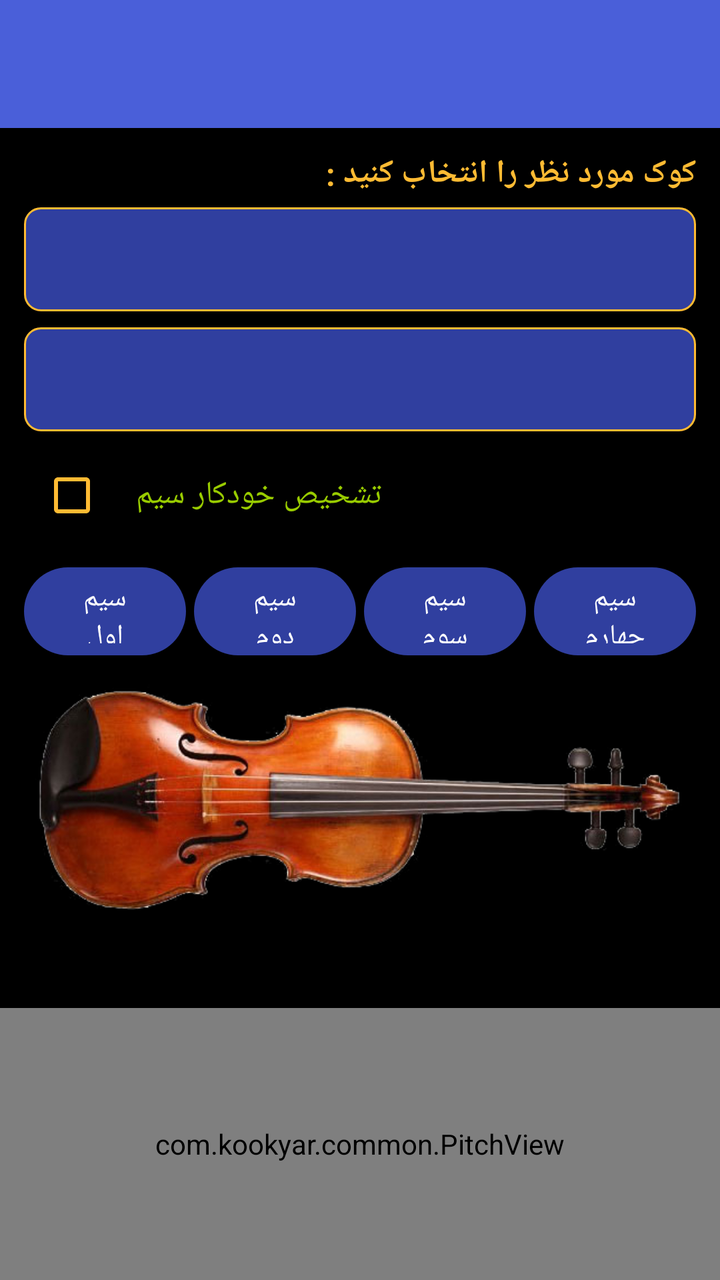
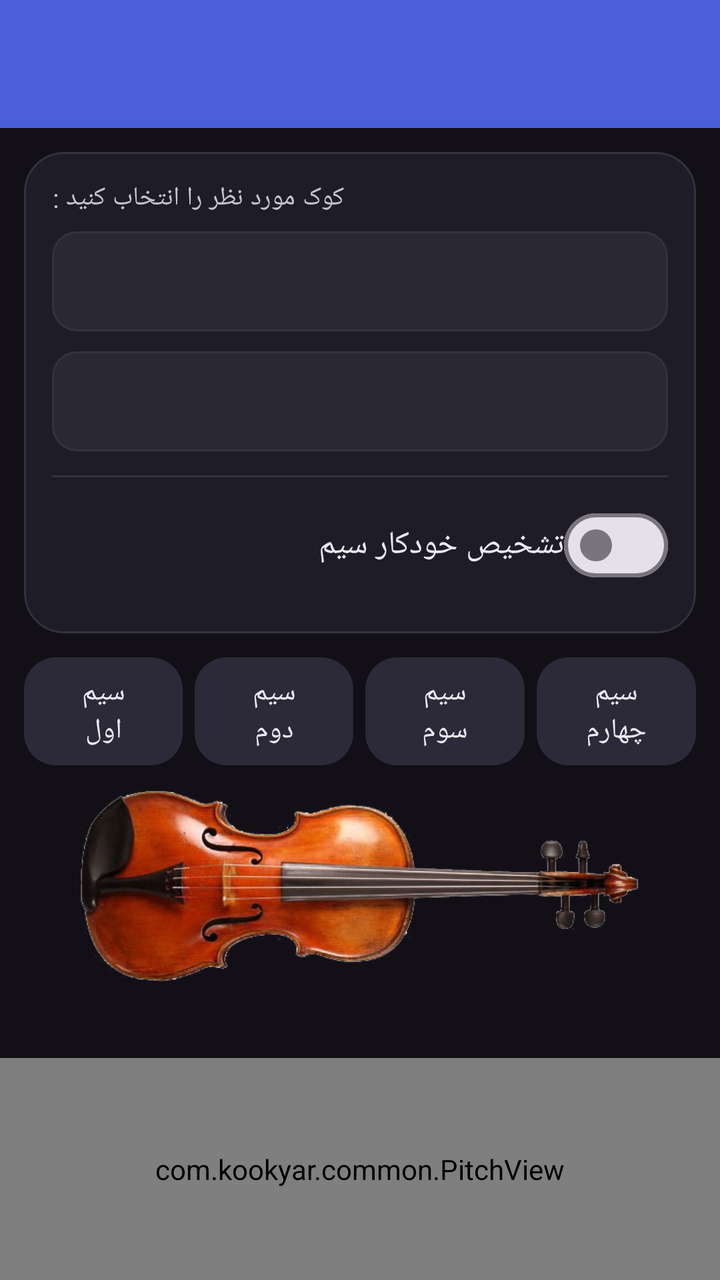

Before-and-after screenshots of an Android layout around one commit, followed by the original layout XML and the change that was made.
<!-- AndroidManifest.xml: application theme AppTheme -->
<!-- res/layout/activity_violin_tuner.xml -->
<?xml version="1.0" encoding="utf-8"?>

<LinearLayout xmlns:android="http://schemas.android.com/apk/res/android"
    xmlns:app="http://schemas.android.com/apk/res-auto"
    android:layout_width="match_parent"
    android:layout_height="match_parent"
    android:orientation="vertical"
    android:fitsSystemWindows="true"
    android:background="@color/backgroundColor">

    <include layout="@layout/app_bar" />

    <LinearLayout
        android:layout_width="match_parent"
        android:layout_height="wrap_content"
        android:orientation="vertical"
        android:padding="12dp">

        <TextView
            android:id="@+id/textView1"
            android:layout_width="match_parent"
            android:layout_height="wrap_content"
            android:text="@string/kook_select"
            android:textColor="@color/accentColor"
            android:textSize="16sp"
            android:textStyle="bold"
            android:layout_marginBottom="6dp" />

        <Spinner
            android:id="@+id/kookSpiner"
            android:layout_width="match_parent"
            android:layout_height="52dp"
            android:layout_marginBottom="8dp"
            android:background="@drawable/spinner_background"
            android:popupBackground="@color/dropdownBackground"
            android:spinnerMode="dropdown" />

        <Spinner
            android:id="@+id/spinnerKookChange"
            android:layout_width="match_parent"
            android:layout_height="52dp"
            android:layout_marginBottom="8dp"
            android:background="@drawable/spinner_background"
            android:popupBackground="@color/dropdownBackground"
            android:spinnerMode="dropdown" />

        <LinearLayout
            android:id="@+id/tuning"
            android:layout_width="match_parent"
            android:layout_height="wrap_content"
            android:orientation="horizontal"
            android:gravity="center_vertical"
            android:layout_marginBottom="8dp">

            <CheckBox
                android:id="@+id/checkBox_tuning"
                android:layout_width="wrap_content"
                android:layout_height="wrap_content"
                android:checked="false"
                android:clickable="false"
                android:buttonTint="@color/accentColor" />

            <TextView
                android:layout_width="wrap_content"
                android:layout_height="wrap_content"
                android:layout_marginStart="8dp"
                android:text="@string/tuning"
                android:textColor="@color/green"
                android:textSize="16sp" />
        </LinearLayout>

        <LinearLayout
            android:layout_width="match_parent"
            android:layout_height="wrap_content"
            android:orientation="horizontal"
            android:gravity="center"
            android:layout_marginBottom="8dp">

            <com.google.android.material.button.MaterialButton
                android:id="@+id/kamancheh_1"
                style="@style/Widget.Material3.Button.TonalButton"
                android:layout_width="0dp"
                android:layout_height="52dp"
                android:layout_weight="1"
                android:layout_marginEnd="4dp"
                android:text="@string/sim_1"
                android:textSize="14sp"
                android:textColor="@color/white"
                app:backgroundTint="@color/primaryColorDark" />

            <com.google.android.material.button.MaterialButton
                android:id="@+id/kamancheh_2"
                style="@style/Widget.Material3.Button.TonalButton"
                android:layout_width="0dp"
                android:layout_height="52dp"
                android:layout_weight="1"
                android:layout_marginEnd="4dp"
                android:text="@string/sim_2"
                android:textSize="14sp"
                android:textColor="@color/white"
                app:backgroundTint="@color/primaryColorDark" />

            <com.google.android.material.button.MaterialButton
                android:id="@+id/kamancheh_3"
                style="@style/Widget.Material3.Button.TonalButton"
                android:layout_width="0dp"
                android:layout_height="52dp"
                android:layout_weight="1"
                android:layout_marginEnd="4dp"
                android:text="@string/sim_3"
                android:textSize="14sp"
                android:textColor="@color/white"
                app:backgroundTint="@color/primaryColorDark" />

            <com.google.android.material.button.MaterialButton
                android:id="@+id/kamancheh_4"
                style="@style/Widget.Material3.Button.TonalButton"
                android:layout_width="0dp"
                android:layout_height="52dp"
                android:layout_weight="1"
                android:text="@string/sim_4"
                android:textSize="14sp"
                android:textColor="@color/white"
                app:backgroundTint="@color/primaryColorDark" />
        </LinearLayout>

        <ImageView
            android:id="@+id/ivkamancheh"
            android:layout_width="match_parent"
            android:layout_height="120dp"
            android:scaleType="fitCenter"
            android:src="@drawable/violin" />
    </LinearLayout>

    <TextView
        android:id="@+id/pitch_label"
        android:layout_width="match_parent"
        android:layout_height="wrap_content"
        android:gravity="center"
        android:paddingTop="4dp"
        android:paddingBottom="4dp"
        android:text=""
        android:textSize="18sp"
        android:textStyle="bold"
        android:textColor="@color/accentColor" />

    <com.kookyar.common.PitchView
        android:id="@+id/pitch_view"
        android:layout_width="match_parent"
        android:layout_height="0dp"
        android:layout_weight="1" />

</LinearLayout>
<!-- res/layout/app_bar.xml (included above) -->
<?xml version="1.0" encoding="utf-8"?>

<androidx.appcompat.widget.Toolbar xmlns:android="http://schemas.android.com/apk/res/android"
    xmlns:app="http://schemas.android.com/apk/res-auto"
    android:id="@+id/app_bar"
    android:layout_width="match_parent"
    android:layout_height="?attr/actionBarSize"
    android:background="@color/primaryColor"
    app:theme="@style/customeToolbar"
    app:popupTheme="@style/ThemeOverlay.AppCompat.Light" />
<!-- resources referenced by this layout -->
<resources>
  <item name="accentColor" type="color">#FFFFBB33</item>
  <item name="backgroundColor" type="color">#000</item>
  <item name="dropdownBackground" type="color">#FF263238</item>
  <item name="green" type="color">#FF99CC00</item>
  <item name="primaryColor" type="color">#FF4A5FD9</item>
  <item name="primaryColorDark" type="color">#FF303F9F</item>
  <item name="white" type="color">#FFFFFFFF</item>
  <!-- drawable spinner_background (drawable) -->
  <?xml version="1.0" encoding="utf-8"?>
  
  <shape xmlns:android="http://schemas.android.com/apk/res/android"
      android:shape="rectangle">
      <solid android:color="@color/primaryColorDark" />
      <corners android:radius="8dp" />
      <stroke
          android:width="1dp"
          android:color="@color/accentColor" />
      <padding
          android:left="12dp"
          android:top="8dp"
          android:right="12dp"
          android:bottom="8dp" />
  </shape>
  <!-- drawable violin: png bitmap (drawable, 116702 bytes) -->
  <string name="kook_select">کوک مورد نظر را انتخاب کنید :</string>
  <string name="sim_1">سیم اول</string>
  <string name="sim_2">سیم دوم</string>
  <string name="sim_3">سیم سوم</string>
  <string name="sim_4">سیم چهارم</string>
  <string name="tuning">تشخیص خودکار سیم</string>
  <style name="customeToolbar" parent="ThemeOverlay.AppCompat.Dark.ActionBar">
          <item name="android:textColorPrimary">@android:color/white</item>
          <item name="android:textColorSecondary">@android:color/white</item>
      </style>
  <style name="AppTheme" parent="Theme.Material3.DayNight.NoActionBar">
          <item name="colorPrimary">@color/primaryColor</item>
          <item name="colorPrimaryDark">@color/primaryColorDark</item>
          <item name="colorAccent">@color/accentColor</item>
          <item name="materialButtonStyle">@style/Widget.App.Button</item>
          <item name="buttonStyle">@style/Widget.App.Button.Legacy</item>
      </style>
  <style name="Widget.App.Button" parent="Widget.Material3.Button">
          <item name="backgroundTint">@null</item>
      </style>
  <style name="Widget.App.Button.Legacy" parent="android:Widget.Button">
          <item name="android:backgroundTint">@null</item>
      </style>
</resources>

<!-- the commit's change to res/layout/activity_violin_tuner.xml (unified diff, before → after) -->
@@ -6,7 +6,7 @@
     android:layout_height="match_parent"
     android:orientation="vertical"
     android:fitsSystemWindows="true"
-    android:background="@color/backgroundColor">
+    android:background="@color/surfaceColor">
 
     <include layout="@layout/app_bar" />
 
@@ -14,120 +14,158 @@
         android:layout_width="match_parent"
         android:layout_height="wrap_content"
         android:orientation="vertical"
-        android:padding="12dp">
-
-        <TextView
-            android:id="@+id/textView1"
+        android:paddingStart="12dp"
+        android:paddingEnd="12dp"
+        android:paddingTop="12dp">
+
+        <com.google.android.material.card.MaterialCardView
             android:layout_width="match_parent"
             android:layout_height="wrap_content"
-            android:text="@string/kook_select"
-            android:textColor="@color/accentColor"
-            android:textSize="16sp"
-            android:textStyle="bold"
-            android:layout_marginBottom="6dp" />
-
-        <Spinner
-            android:id="@+id/kookSpiner"
-            android:layout_width="match_parent"
-            android:layout_height="52dp"
-            android:layout_marginBottom="8dp"
-            android:background="@drawable/spinner_background"
-            android:popupBackground="@color/dropdownBackground"
-            android:spinnerMode="dropdown" />
-
-        <Spinner
-            android:id="@+id/spinnerKookChange"
-            android:layout_width="match_parent"
-            android:layout_height="52dp"
-            android:layout_marginBottom="8dp"
-            android:background="@drawable/spinner_background"
-            android:popupBackground="@color/dropdownBackground"
-            android:spinnerMode="dropdown" />
-
-        <LinearLayout
-            android:id="@+id/tuning"
-            android:layout_width="match_parent"
-            android:layout_height="wrap_content"
-            android:orientation="horizontal"
-            android:gravity="center_vertical"
-            android:layout_marginBottom="8dp">
-
-            <CheckBox
-                android:id="@+id/checkBox_tuning"
-                android:layout_width="wrap_content"
+            app:cardBackgroundColor="@color/cardColor"
+            app:cardCornerRadius="20dp"
+            app:cardElevation="0dp"
+            app:strokeColor="@color/cardStroke"
+            app:strokeWidth="1dp">
+
+            <LinearLayout
+                android:layout_width="match_parent"
                 android:layout_height="wrap_content"
-                android:checked="false"
-                android:clickable="false"
-                android:buttonTint="@color/accentColor" />
-
-            <TextView
-                android:layout_width="wrap_content"
-                android:layout_height="wrap_content"
-                android:layout_marginStart="8dp"
-                android:text="@string/tuning"
-                android:textColor="@color/green"
-                android:textSize="16sp" />
-        </LinearLayout>
+                android:orientation="vertical"
+                android:padding="14dp">
+
+                <TextView
+                    android:layout_width="wrap_content"
+                    android:layout_height="wrap_content"
+                    android:text="@string/kook_select"
+                    android:textColor="@color/onSurfaceVariant"
+                    android:textSize="13sp"
+                    android:letterSpacing="0.02"
+                    android:layout_marginBottom="8dp" />
+
+                <Spinner
+                    android:id="@+id/kookSpiner"
+                    android:layout_width="match_parent"
+                    android:layout_height="50dp"
+                    android:layout_marginBottom="10dp"
+                    android:background="@drawable/spinner_background"
+                    android:popupBackground="@color/dropdownBackground"
+                    android:spinnerMode="dropdown" />
+
+                <Spinner
+                    android:id="@+id/spinnerKookChange"
+                    android:layout_width="match_parent"
+                    android:layout_height="50dp"
+                    android:background="@drawable/spinner_background"
+                    android:popupBackground="@color/dropdownBackground"
+                    android:spinnerMode="dropdown" />
+
+                <View
+                    android:layout_width="match_parent"
+                    android:layout_height="1dp"
+                    android:layout_marginTop="12dp"
+                    android:layout_marginBottom="4dp"
+                    android:background="@color/cardStroke" />
+
+                <LinearLayout
+                    android:id="@+id/tuning"
+                    android:layout_width="match_parent"
+                    android:layout_height="wrap_content"
+                    android:orientation="horizontal"
+                    android:gravity="center_vertical"
+                    android:background="?attr/selectableItemBackground"
+                    android:paddingTop="6dp"
+                    android:paddingBottom="6dp">
+
+                    <TextView
+                        android:layout_width="0dp"
+                        android:layout_height="wrap_content"
+                        android:layout_weight="1"
+                        android:text="@string/tuning"
+                        android:textColor="@color/onSurface"
+                        android:textSize="16sp" />
+
+                    <com.google.android.material.materialswitch.MaterialSwitch
+                        android:id="@+id/checkBox_tuning"
+                        android:layout_width="wrap_content"
+                        android:layout_height="wrap_content"
+                        android:checked="false"
+                        android:clickable="false" />
+                </LinearLayout>
+            </LinearLayout>
+        </com.google.android.material.card.MaterialCardView>
 
         <LinearLayout
             android:layout_width="match_parent"
             android:layout_height="wrap_content"
             android:orientation="horizontal"
             android:gravity="center"
-            android:layout_marginBottom="8dp">
+            android:layout_marginTop="12dp">
 
             <com.google.android.material.button.MaterialButton
                 android:id="@+id/kamancheh_1"
                 style="@style/Widget.Material3.Button.TonalButton"
                 android:layout_width="0dp"
-                android:layout_height="52dp"
-                android:layout_weight="1"
-                android:layout_marginEnd="4dp"
+                android:layout_height="54dp"
+                android:layout_weight="1"
+                android:layout_marginEnd="6dp"
+                android:insetTop="0dp"
+                android:insetBottom="0dp"
                 android:text="@string/sim_1"
                 android:textSize="14sp"
-                android:textColor="@color/white"
-                app:backgroundTint="@color/primaryColorDark" />
+                android:textColor="@color/onSurface"
+                app:cornerRadius="16dp"
+                app:backgroundTint="@color/stringDefault" />
 
             <com.google.android.material.button.MaterialButton
                 android:id="@+id/kamancheh_2"
                 style="@style/Widget.Material3.Button.TonalButton"
                 android:layout_width="0dp"
-                android:layout_height="52dp"
-                android:layout_weight="1"
-                android:layout_marginEnd="4dp"
+                android:layout_height="54dp"
+                android:layout_weight="1"
+                android:layout_marginEnd="6dp"
+                android:insetTop="0dp"
+                android:insetBottom="0dp"
                 android:text="@string/sim_2"
                 android:textSize="14sp"
-                android:textColor="@color/white"
-                app:backgroundTint="@color/primaryColorDark" />
+                android:textColor="@color/onSurface"
+                app:cornerRadius="16dp"
+                app:backgroundTint="@color/stringDefault" />
 
             <com.google.android.material.button.MaterialButton
                 android:id="@+id/kamancheh_3"
                 style="@style/Widget.Material3.Button.TonalButton"
                 android:layout_width="0dp"
-                android:layout_height="52dp"
-                android:layout_weight="1"
-                android:layout_marginEnd="4dp"
+                android:layout_height="54dp"
+                android:layout_weight="1"
+                android:layout_marginEnd="6dp"
+                android:insetTop="0dp"
+                android:insetBottom="0dp"
                 android:text="@string/sim_3"
                 android:textSize="14sp"
-                android:textColor="@color/white"
-                app:backgroundTint="@color/primaryColorDark" />
+                android:textColor="@color/onSurface"
+                app:cornerRadius="16dp"
+                app:backgroundTint="@color/stringDefault" />
 
             <com.google.android.material.button.MaterialButton
                 android:id="@+id/kamancheh_4"
                 style="@style/Widget.Material3.Button.TonalButton"
                 android:layout_width="0dp"
-                android:layout_height="52dp"
-                android:layout_weight="1"
+                android:layout_height="54dp"
+                android:layout_weight="1"
+                android:insetTop="0dp"
+                android:insetBottom="0dp"
                 android:text="@string/sim_4"
                 android:textSize="14sp"
-                android:textColor="@color/white"
-                app:backgroundTint="@color/primaryColorDark" />
+                android:textColor="@color/onSurface"
+                app:cornerRadius="16dp"
+                app:backgroundTint="@color/stringDefault" />
         </LinearLayout>
 
         <ImageView
             android:id="@+id/ivkamancheh"
             android:layout_width="match_parent"
-            android:layout_height="120dp"
+            android:layout_height="100dp"
+            android:layout_marginTop="10dp"
             android:scaleType="fitCenter"
             android:src="@drawable/violin" />
     </LinearLayout>
@@ -137,8 +175,8 @@
         android:layout_width="match_parent"
         android:layout_height="wrap_content"
         android:gravity="center"
-        android:paddingTop="4dp"
-        android:paddingBottom="4dp"
+        android:paddingTop="6dp"
+        android:paddingBottom="6dp"
         android:text=""
         android:textSize="18sp"
         android:textStyle="bold"
<!-- resource entries referenced after the edit -->
@@ -1,26 +1,29 @@
 <!-- resources referenced by this layout -->
 <resources>
   <item name="accentColor" type="color">#FFFFBB33</item>
-  <item name="backgroundColor" type="color">#000</item>
-  <item name="dropdownBackground" type="color">#FF263238</item>
-  <item name="green" type="color">#FF99CC00</item>
+  <item name="cardColor" type="color">#FF1E1C26</item>
+  <item name="cardStroke" type="color">#FF35323F</item>
+  <item name="dropdownBackground" type="color">#FF2A2933</item>
+  <item name="onSurface" type="color">#FFECEAF4</item>
+  <item name="onSurfaceVariant" type="color">#FFC7C3D2</item>
   <item name="primaryColor" type="color">#FF4A5FD9</item>
+  <item name="stringDefault" type="color">#FF2C2A38</item>
+  <item name="surfaceColor" type="color">#FF121016</item>
   <item name="primaryColorDark" type="color">#FF303F9F</item>
-  <item name="white" type="color">#FFFFFFFF</item>
   <!-- drawable spinner_background (drawable) -->
   <?xml version="1.0" encoding="utf-8"?>
   
   <shape xmlns:android="http://schemas.android.com/apk/res/android"
       android:shape="rectangle">
-      <solid android:color="@color/primaryColorDark" />
-      <corners android:radius="8dp" />
+      <solid android:color="@color/dropdownBackground" />
+      <corners android:radius="12dp" />
       <stroke
           android:width="1dp"
-          android:color="@color/accentColor" />
+          android:color="@color/cardStroke" />
       <padding
-          android:left="12dp"
+          android:left="16dp"
           android:top="8dp"
-          android:right="12dp"
+          android:right="16dp"
           android:bottom="8dp" />
   </shape>
   <!-- drawable violin: png bitmap (drawable, 116702 bytes) -->
